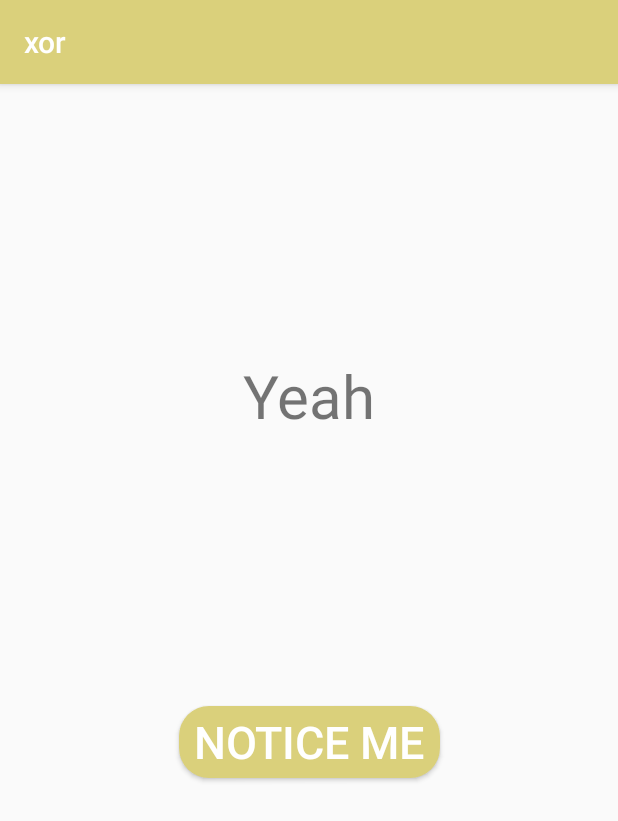
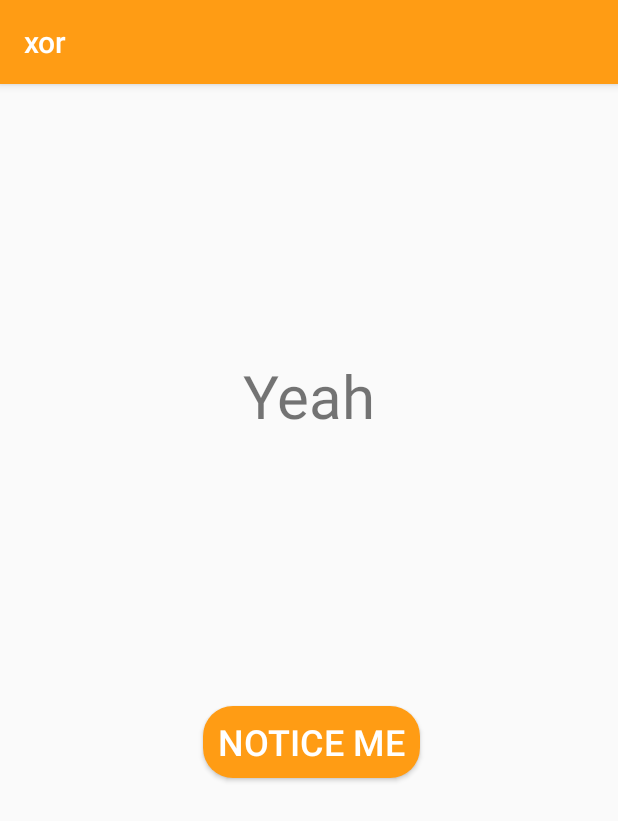
Before and after one commit to ftelnov/flowless, an Android app: the screen it shows after launch (MainActivity), on a phone screen of 412 x 824 dp. Shown: the top 821 px of the screen. Run offline under Robolectric (Android 15) with nearby library versions, the phone set to English and light mode, and no system bars.

Commit message:
Изменил цветовую схему

```diff
--- a/app/src/main/res/layout/activity_main.xml
+++ b/app/src/main/res/layout/activity_main.xml
@@ -31,12 +31,13 @@
         android:layout_width="wrap_content"
         android:layout_height="wrap_content"
         android:layout_marginStart="40dp"
-        android:layout_marginEnd="40dp"
+        android:layout_marginEnd="37dp"
         android:paddingLeft="10dp"
         android:paddingRight="10dp"
         android:text="Notice Me"
+        android:textAppearance="@style/TextAppearance.AppCompat.Button"
+        android:textSize="24sp"
         android:textColor="@color/white"
-        android:textSize="30sp"
         app:layout_constraintBottom_toBottomOf="parent"
         app:layout_constraintEnd_toEndOf="parent"
         app:layout_constraintHorizontal_bias="0.5"
--- a/app/src/main/res/values/colors.xml
+++ b/app/src/main/res/values/colors.xml
@@ -1,7 +1,7 @@
 <?xml version="1.0" encoding="utf-8"?>
 <resources>
-    <color name="colorPrimary">#dad07b</color>
+    <color name="colorPrimary">#ff9c14</color>
     <color name="colorPrimaryDark">#e0e92d</color>
-    <color name="colorAccent">#64eb9e</color>
+    <color name="colorAccent">#e59001</color>
     <color name="white">#FFFFFF</color>
 </resources>
```
